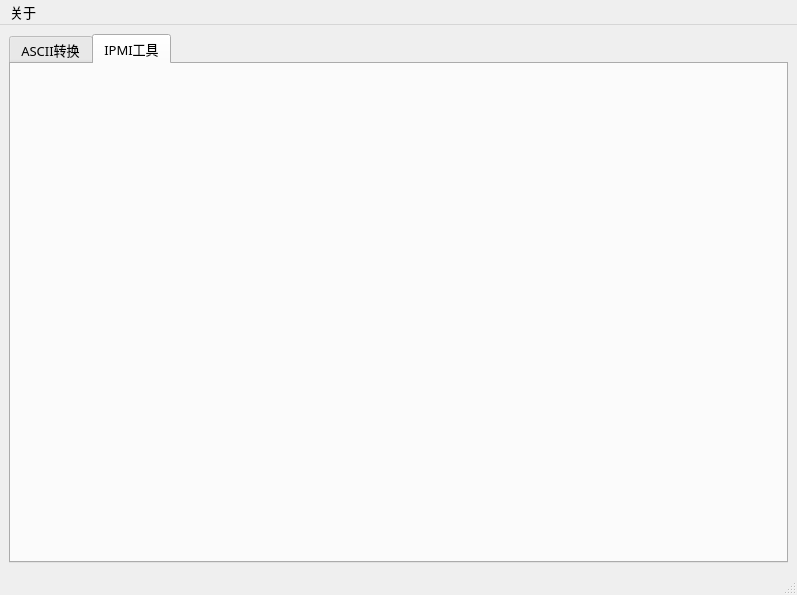
Before: the Qt Designer form mainwindow.ui in huanfenz/PerryBox, drawn with Qt 5.
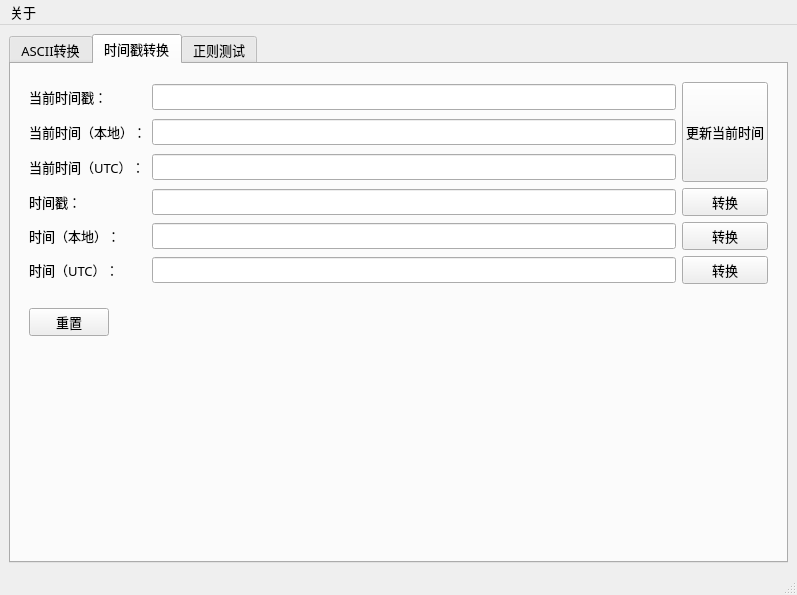
After: the same form once the commit is applied. The open tabs and pages were chosen to show the change.

Commit message: 添加时间戳转换页面

Diff of the .ui file:
```diff
--- a/mainwindow.ui
+++ b/mainwindow.ui
@@ -200,7 +200,163 @@
       </widget>
       <widget class="QWidget" name="tab_ipmi">
        <attribute name="title">
-        <string>IPMI工具</string>
+        <string>时间戳转换</string>
+       </attribute>
+       <layout class="QVBoxLayout" name="verticalLayout_3">
+        <item>
+         <widget class="QWidget" name="widget_3" native="true">
+          <layout class="QGridLayout" name="gridLayout">
+           <item row="6" column="0">
+            <widget class="QLabel" name="label_7">
+             <property name="text">
+              <string>时间（UTC）：</string>
+             </property>
+            </widget>
+           </item>
+           <item row="2" column="1">
+            <widget class="QLineEdit" name="edit_cur_utctime">
+             <property name="readOnly">
+              <bool>true</bool>
+             </property>
+            </widget>
+           </item>
+           <item row="1" column="0">
+            <widget class="QLabel" name="label_5">
+             <property name="text">
+              <string>当前时间（本地）：</string>
+             </property>
+            </widget>
+           </item>
+           <item row="3" column="1">
+            <widget class="QLineEdit" name="edit_timestamp"/>
+           </item>
+           <item row="3" column="0">
+            <widget class="QLabel" name="label_8">
+             <property name="text">
+              <string>时间戳：</string>
+             </property>
+            </widget>
+           </item>
+           <item row="0" column="0">
+            <widget class="QLabel" name="label_6">
+             <property name="text">
+              <string>当前时间戳：</string>
+             </property>
+            </widget>
+           </item>
+           <item row="5" column="0">
+            <widget class="QLabel" name="label_10">
+             <property name="text">
+              <string>时间（本地）：</string>
+             </property>
+            </widget>
+           </item>
+           <item row="1" column="1">
+            <widget class="QLineEdit" name="edit_cur_localtime">
+             <property name="readOnly">
+              <bool>true</bool>
+             </property>
+            </widget>
+           </item>
+           <item row="2" column="0">
+            <widget class="QLabel" name="label_9">
+             <property name="text">
+              <string>当前时间（UTC）：</string>
+             </property>
+            </widget>
+           </item>
+           <item row="6" column="2">
+            <widget class="QPushButton" name="btn_utctime">
+             <property name="text">
+              <string>转换</string>
+             </property>
+            </widget>
+           </item>
+           <item row="0" column="2" rowspan="3">
+            <widget class="QPushButton" name="btn_update_cur_time">
+             <property name="text">
+              <string>
+
+更新当前时间
+
+</string>
+             </property>
+            </widget>
+           </item>
+           <item row="0" column="1">
+            <widget class="QLineEdit" name="edit_cur_timestamp">
+             <property name="readOnly">
+              <bool>true</bool>
+             </property>
+            </widget>
+           </item>
+           <item row="5" column="2">
+            <widget class="QPushButton" name="btn_localtime">
+             <property name="text">
+              <string>转换</string>
+             </property>
+            </widget>
+           </item>
+           <item row="3" column="2">
+            <widget class="QPushButton" name="btn_timestamp">
+             <property name="text">
+              <string>转换</string>
+             </property>
+            </widget>
+           </item>
+           <item row="6" column="1">
+            <widget class="QLineEdit" name="edit_utctime"/>
+           </item>
+           <item row="5" column="1">
+            <widget class="QLineEdit" name="edit_localtime"/>
+           </item>
+          </layout>
+         </widget>
+        </item>
+        <item>
+         <widget class="QWidget" name="widget_4" native="true">
+          <layout class="QHBoxLayout" name="horizontalLayout_3">
+           <item>
+            <widget class="QPushButton" name="btn_reset_timestamp">
+             <property name="text">
+              <string>重置</string>
+             </property>
+            </widget>
+           </item>
+           <item>
+            <spacer name="horizontalSpacer_2">
+             <property name="orientation">
+              <enum>Qt::Horizontal</enum>
+             </property>
+             <property name="sizeHint" stdset="0">
+              <size>
+               <width>40</width>
+               <height>20</height>
+              </size>
+             </property>
+            </spacer>
+           </item>
+          </layout>
+         </widget>
+        </item>
+        <item>
+         <spacer name="verticalSpacer">
+          <property name="orientation">
+           <enum>Qt::Vertical</enum>
+          </property>
+          <property name="sizeHint" stdset="0">
+           <size>
+            <width>20</width>
+            <height>40</height>
+           </size>
+          </property>
+         </spacer>
+        </item>
+       </layout>
+      </widget>
+      <widget class="QWidget" name="tab">
+       <attribute name="title">
+        <string>正则测试</string>
        </attribute>
       </widget>
      </widget>
```
Left out of the diff: 31 changed lines with no effect on the pictures. The commit also changes 5 other files.
